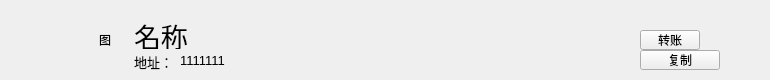
The window that contact/ContactInfoTitleWidget.ui (HcashOrg/hx-indicator) describes before a commit, drawn with Qt 5.
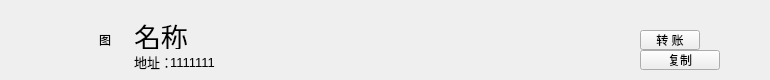
The same window after the commit.

```diff
--- a/contact/ContactInfoTitleWidget.ui
+++ b/contact/ContactInfoTitleWidget.ui
@@ -10,6 +10,11 @@
     <height>80</height>
    </rect>
   </property>
+  <property name="font">
+   <font>
+    <family>Microsoft JhengHei UI</family>
+   </font>
+  </property>
   <property name="windowTitle">
    <string>Form</string>
   </property>
@@ -50,8 +55,8 @@
   <widget class="QLabel" name="label_address">
    <property name="geometry">
     <rect>
-     <x>180</x>
-     <y>52</y>
+     <x>170</x>
+     <y>54</y>
      <width>331</width>
      <height>16</height>
     </rect>
@@ -87,8 +92,13 @@
      <height>20</height>
     </rect>
    </property>
+   <property name="font">
+    <font>
+     <family>Microsoft JhengHei UI</family>
+    </font>
+   </property>
    <property name="text">
-    <string>转账</string>
+    <string>转 账</string>
    </property>
   </widget>
   <widget class="QLabel" name="label_name">
```
